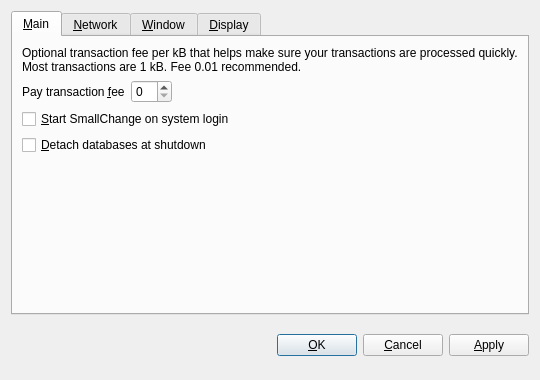
Before: the Qt Designer form src/qt/forms/optionsdialog.ui in ebaycoin/ebaycoin, drawn with Qt 5.
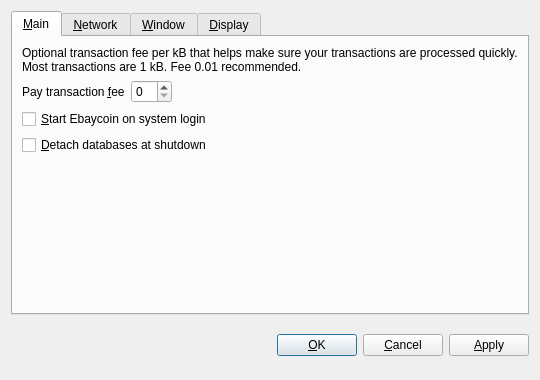
After: the same form once the commit is applied. The open tabs and pages were chosen to show the change. Custom widgets are drawn as their Qt base class.

The edit to the form file:
```diff
--- a/src/qt/forms/optionsdialog.ui
+++ b/src/qt/forms/optionsdialog.ui
@@ -82,7 +82,7 @@
           <string>Automatically start SmallChange after logging in to the system.</string>
          </property>
          <property name="text">
-          <string>&amp;Start SmallChange on system login</string>
+          <string>&amp;Start Ebaycoin on system login</string>
          </property>
         </widget>
        </item>
```
Left out of the diff: 10 changed lines with no effect on the pictures.
